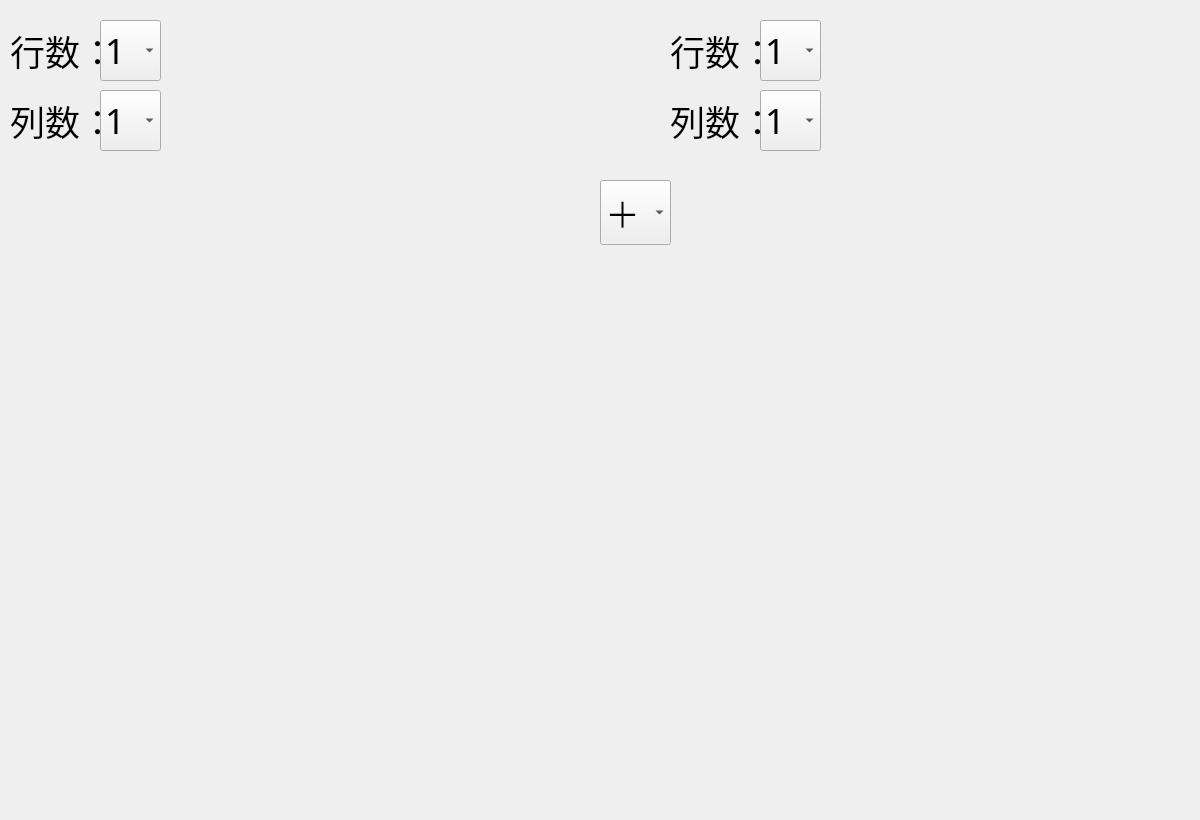
Before: the Qt Designer form ICcalculator/matrix.ui in tyanxie/IC_Calculator, drawn with Qt 5.
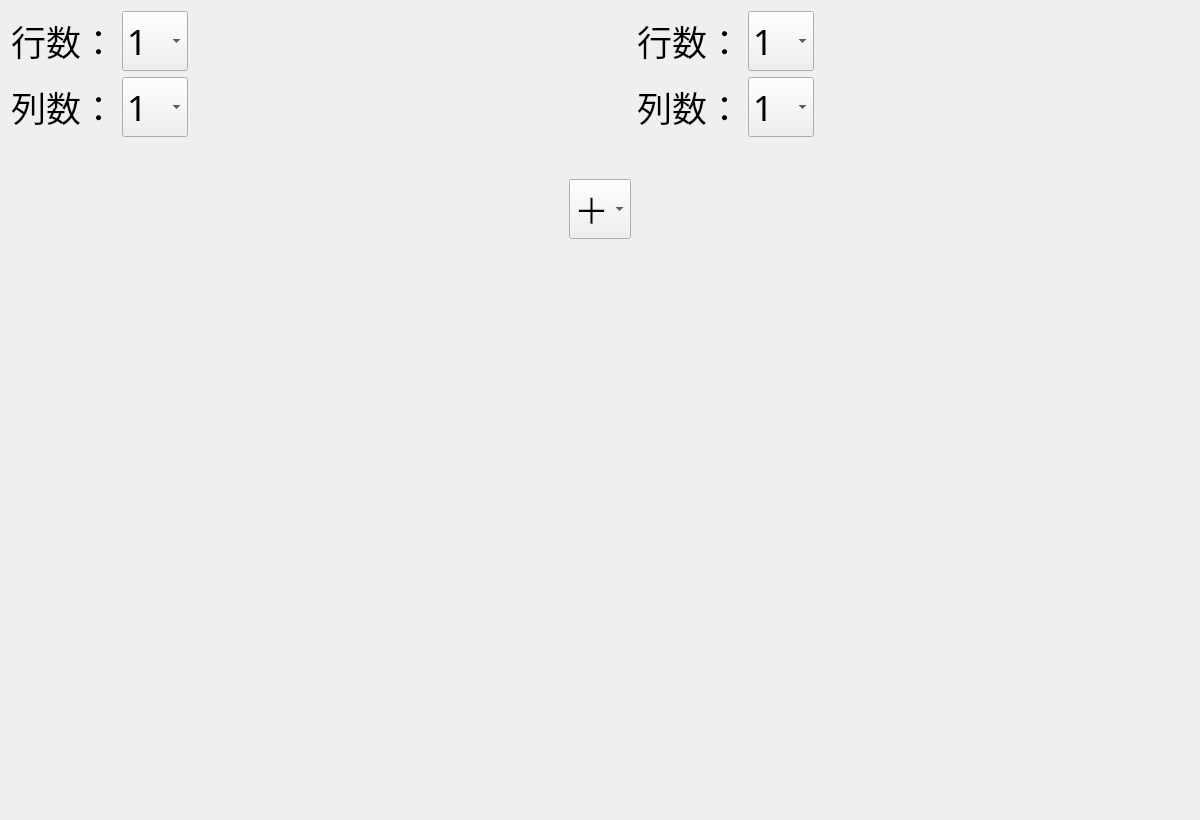
After: the same form once the commit is applied.

Patch:
```diff
--- a/ICcalculator/matrix.ui
+++ b/ICcalculator/matrix.ui
@@ -13,29 +13,20 @@
   <property name="windowTitle">
    <string>Form</string>
   </property>
-  <widget class="QWidget" name="a_input_grid" native="true">
-   <property name="geometry">
-    <rect>
-     <x>170</x>
-     <y>0</y>
-     <width>350</width>
-     <height>350</height>
-    </rect>
-   </property>
-   <layout class="QGridLayout" name="a_input_gridLayout" rowminimumheight="0" columnminimumwidth="0">
-    <property name="spacing">
-     <number>3</number>
-    </property>
-   </layout>
-  </widget>
+  <layout class="QVBoxLayout" name="verticalLayout_4" stretch="1,1">
+   <item>
+    <layout class="QHBoxLayout" name="horizontalLayout_5" stretch="1,6,1,1,6">
+     <item>
+      <layout class="QVBoxLayout" name="verticalLayout_2" stretch="1,1,5">
+       <item>
+        <layout class="QHBoxLayout" name="horizontalLayout" stretch="0,0">
+         <item>
   <widget class="QLabel" name="a_row_label">
-   <property name="geometry">
-    <rect>
-     <x>10</x>
-     <y>20</y>
-     <width>91</width>
-     <height>61</height>
-    </rect>
+           <property name="sizePolicy">
+            <sizepolicy hsizetype="Expanding" vsizetype="Expanding">
+             <horstretch>0</horstretch>
+             <verstretch>0</verstretch>
+            </sizepolicy>
    </property>
    <property name="font">
     <font>
@@ -47,33 +38,14 @@
     <string>行数：</string>
    </property>
   </widget>
-  <widget class="QLabel" name="a_column_label">
-   <property name="geometry">
-    <rect>
-     <x>10</x>
-     <y>90</y>
-     <width>91</width>
-     <height>61</height>
-    </rect>
-   </property>
-   <property name="font">
-    <font>
-     <family>楷体</family>
-     <pointsize>26</pointsize>
-    </font>
-   </property>
-   <property name="text">
-    <string>列数：</string>
-   </property>
-  </widget>
+         </item>
+         <item>
   <widget class="QComboBox" name="a_row_combo">
-   <property name="geometry">
-    <rect>
-     <x>100</x>
-     <y>20</y>
-     <width>61</width>
-     <height>61</height>
-    </rect>
+           <property name="minimumSize">
+            <size>
+             <width>0</width>
+             <height>60</height>
+            </size>
    </property>
    <property name="font">
     <font>
@@ -132,14 +104,37 @@
     </property>
    </item>
   </widget>
+         </item>
+        </layout>
+       </item>
+       <item>
+        <layout class="QHBoxLayout" name="horizontalLayout_2">
+         <item>
+          <widget class="QLabel" name="a_column_label">
+           <property name="sizePolicy">
+            <sizepolicy hsizetype="Expanding" vsizetype="Expanding">
+             <horstretch>0</horstretch>
+             <verstretch>0</verstretch>
+            </sizepolicy>
+           </property>
+           <property name="font">
+            <font>
+             <family>楷体</family>
+             <pointsize>26</pointsize>
+            </font>
+           </property>
+           <property name="text">
+            <string>列数：</string>
+           </property>
+          </widget>
+         </item>
+         <item>
   <widget class="QComboBox" name="a_column_combo">
-   <property name="geometry">
-    <rect>
-     <x>100</x>
-     <y>90</y>
-     <width>61</width>
-     <height>61</height>
-    </rect>
+           <property name="minimumSize">
+            <size>
+             <width>0</width>
+             <height>60</height>
+            </size>
    </property>
    <property name="font">
     <font>
@@ -198,14 +193,105 @@
     </property>
    </item>
   </widget>
+         </item>
+        </layout>
+       </item>
+       <item>
+        <spacer name="verticalSpacer_3">
+         <property name="orientation">
+          <enum>Qt::Vertical</enum>
+         </property>
+         <property name="sizeHint" stdset="0">
+          <size>
+           <width>20</width>
+           <height>40</height>
+          </size>
+         </property>
+        </spacer>
+       </item>
+      </layout>
+     </item>
+     <item>
+      <widget class="QWidget" name="a_input_grid" native="true">
+       <layout class="QGridLayout" name="a_input_gridLayout" rowminimumheight="0" columnminimumwidth="0">
+        <property name="spacing">
+         <number>3</number>
+        </property>
+       </layout>
+      </widget>
+     </item>
+     <item>
+      <layout class="QVBoxLayout" name="verticalLayout">
+       <item>
+        <spacer name="verticalSpacer">
+         <property name="orientation">
+          <enum>Qt::Vertical</enum>
+         </property>
+         <property name="sizeHint" stdset="0">
+          <size>
+           <width>20</width>
+           <height>40</height>
+          </size>
+         </property>
+        </spacer>
+       </item>
+       <item>
+        <widget class="QComboBox" name="operator_combo">
+         <property name="minimumSize">
+          <size>
+           <width>0</width>
+           <height>60</height>
+          </size>
+         </property>
+         <property name="font">
+          <font>
+           <family>楷体</family>
+           <pointsize>26</pointsize>
+          </font>
+         </property>
+         <item>
+          <property name="text">
+           <string>＋</string>
+          </property>
+         </item>
+         <item>
+          <property name="text">
+           <string>－</string>
+          </property>
+         </item>
+         <item>
+          <property name="text">
+           <string>×</string>
+          </property>
+         </item>
+        </widget>
+       </item>
+       <item>
+        <spacer name="verticalSpacer_2">
+         <property name="orientation">
+          <enum>Qt::Vertical</enum>
+         </property>
+         <property name="sizeHint" stdset="0">
+          <size>
+           <width>20</width>
+           <height>40</height>
+          </size>
+         </property>
+        </spacer>
+       </item>
+      </layout>
+     </item>
+     <item>
+      <layout class="QVBoxLayout" name="verticalLayout_3" stretch="1,1,5">
+       <item>
+        <layout class="QHBoxLayout" name="horizontalLayout_3">
+         <item>
   <widget class="QLabel" name="b_row_label">
-   <property name="geometry">
-    <rect>
-     <x>670</x>
-     <y>20</y>
-     <width>91</width>
-     <height>61</height>
-    </rect>
+           <property name="sizePolicy">
+            <sizepolicy hsizetype="Expanding" vsizetype="Expanding">
+             <horstretch>0</horstretch>
+             <verstretch>0</verstretch>
+            </sizepolicy>
    </property>
    <property name="font">
     <font>
@@ -217,14 +303,103 @@
     <string>行数：</string>
    </property>
   </widget>
+         </item>
+         <item>
+          <widget class="QComboBox" name="b_row_combo">
+           <property name="minimumSize">
+            <size>
+             <width>0</width>
+             <height>60</height>
+            </size>
+           </property>
+           <property name="font">
+            <font>
+             <family>楷体</family>
+             <pointsize>26</pointsize>
+            </font>
+           </property>
+           <item>
+            <property name="text">
+             <string>1</string>
+            </property>
+           </item>
+           <item>
+            <property name="text">
+             <string>2</string>
+            </property>
+           </item>
+           <item>
+            <property name="text">
+             <string>3</string>
+            </property>
+           </item>
+           <item>
+            <property name="text">
+             <string>4</string>
+            </property>
+           </item>
+           <item>
+            <property name="text">
+             <string>5</string>
+            </property>
+           </item>
+           <item>
+            <property name="text">
+             <string>6</string>
+            </property>
+           </item>
+           <item>
+            <property name="text">
+             <string>7</string>
+            </property>
+           </item>
+           <item>
+            <property name="text">
+             <string>8</string>
+            </property>
+           </item>
+           <item>
+            <property name="text">
+             <string>9</string>
+            </property>
+           </item>
+           <item>
+            <property name="text">
+             <string>10</string>
+            </property>
+           </item>
+          </widget>
+         </item>
+        </layout>
+       </item>
+       <item>
+        <layout class="QHBoxLayout" name="horizontalLayout_4">
+         <item>
+          <widget class="QLabel" name="b_column_label">
+           <property name="sizePolicy">
+            <sizepolicy hsizetype="Expanding" vsizetype="Expanding">
+             <horstretch>0</horstretch>
+             <verstretch>0</verstretch>
+            </sizepolicy>
+           </property>
+           <property name="font">
+            <font>
+             <family>楷体</family>
+             <pointsize>26</pointsize>
+            </font>
+           </property>
+           <property name="text">
+            <string>列数：</string>
+           </property>
+          </widget>
+         </item>
+         <item>
   <widget class="QComboBox" name="b_column_combo">
-   <property name="geometry">
-    <rect>
-     <x>760</x>
-     <y>90</y>
-     <width>61</width>
-     <height>61</height>
-    </rect>
+           <property name="minimumSize">
+            <size>
+             <width>0</width>
+             <height>60</height>
+            </size>
    </property>
    <property name="font">
     <font>
@@ -283,15 +458,26 @@
     </property>
    </item>
   </widget>
+         </item>
+        </layout>
+       </item>
+       <item>
+        <spacer name="verticalSpacer_4">
+         <property name="orientation">
+          <enum>Qt::Vertical</enum>
+         </property>
+         <property name="sizeHint" stdset="0">
+          <size>
+           <width>20</width>
+           <height>40</height>
+          </size>
+         </property>
+        </spacer>
+       </item>
+      </layout>
+     </item>
+     <item>
   <widget class="QWidget" name="b_input_grid" native="true">
-   <property name="geometry">
-    <rect>
-     <x>830</x>
-     <y>0</y>
-     <width>350</width>
-     <height>350</height>
-    </rect>
-   </property>
    <layout class="QGridLayout" name="b_input_gridLayout" rowminimumheight="0" columnminimumwidth="0">
     <property name="leftMargin">
      <number>9</number>
@@ -310,140 +496,25 @@
     </property>
    </layout>
   </widget>
-  <widget class="QComboBox" name="b_row_combo">
-   <property name="geometry">
-    <rect>
-     <x>760</x>
-     <y>20</y>
-     <width>61</width>
-     <height>61</height>
-    </rect>
-   </property>
-   <property name="font">
-    <font>
-     <family>楷体</family>
-     <pointsize>26</pointsize>
-    </font>
-   </property>
-   <item>
-    <property name="text">
-     <string>1</string>
-    </property>
-   </item>
-   <item>
-    <property name="text">
-     <string>2</string>
-    </property>
+     </item>
+    </layout>
    </item>
    <item>
-    <property name="text">
-     <string>3</string>
-    </property>
-   </item>
-   <item>
-    <property name="text">
-     <string>4</string>
-    </property>
-   </item>
-   <item>
-    <property name="text">
-     <string>5</string>
-    </property>
-   </item>
-   <item>
-    <property name="text">
-     <string>6</string>
-    </property>
-   </item>
-   <item>
-    <property name="text">
-     <string>7</string>
-    </property>
-   </item>
-   <item>
-    <property name="text">
-     <string>8</string>
-    </property>
-   </item>
-   <item>
-    <property name="text">
-     <string>9</string>
-    </property>
-   </item>
-   <item>
-    <property name="text">
-     <string>10</string>
-    </property>
-   </item>
-  </widget>
-  <widget class="QLabel" name="b_column_label">
-   <property name="geometry">
-    <rect>
-     <x>670</x>
-     <y>90</y>
-     <width>91</width>
-     <height>61</height>
-    </rect>
-   </property>
-   <property name="font">
-    <font>
-     <family>楷体</family>
-     <pointsize>26</pointsize>
-    </font>
-   </property>
-   <property name="text">
-    <string>列数：</string>
-   </property>
-  </widget>
-  <widget class="QComboBox" name="operator_combo">
-   <property name="geometry">
-    <rect>
-     <x>600</x>
-     <y>180</y>
-     <width>71</width>
-     <height>65</height>
-    </rect>
-   </property>
-   <property name="font">
-    <font>
-     <family>楷体</family>
-     <pointsize>26</pointsize>
-    </font>
-   </property>
-   <item>
-    <property name="text">
-     <string>＋</string>
-    </property>
-   </item>
-   <item>
-    <property name="text">
-     <string>－</string>
-    </property>
-   </item>
-   <item>
-    <property name="text">
-     <string>×</string>
-    </property>
-   </item>
-  </widget>
   <widget class="QWidget" name="output_grid" native="true">
    <property name="enabled">
     <bool>true</bool>
    </property>
-   <property name="geometry">
-    <rect>
-     <x>100</x>
-     <y>380</y>
-     <width>1000</width>
-     <height>350</height>
-    </rect>
-   </property>
    <layout class="QGridLayout" name="output_gridLayout" rowminimumheight="0" columnminimumwidth="0">
+      <property name="sizeConstraint">
+       <enum>QLayout::SetDefaultConstraint</enum>
+      </property>
     <property name="spacing">
      <number>3</number>
     </property>
    </layout>
   </widget>
+   </item>
+  </layout>
  </widget>
  <resources/>
  <connections/>
```
Lines whose indentation alone changed are shown as unchanged.
